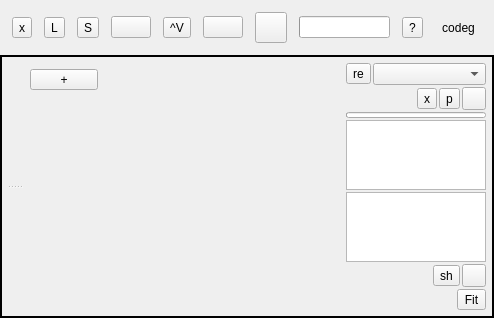
Above: src/Ui/AppWindow.ui from NikolayRag/codeg before the change. Below: the same form after it.
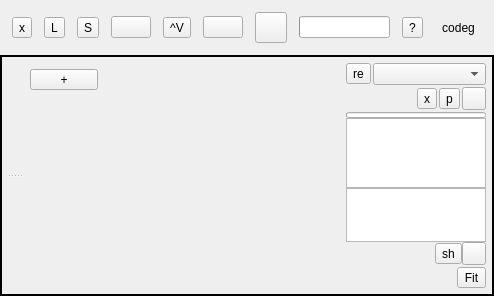
That is the form after the change. Icons and pictures are not drawn.

Patch:
```diff
--- a/src/Ui/AppWindow.ui
+++ b/src/Ui/AppWindow.ui
@@ -440,7 +440,7 @@
                    <widget class="QWidget" name="frameDispatch" native="true">
                     <layout class="QVBoxLayout" name="verticalLayout_7">
                      <property name="spacing">
-                      <number>2</number>
+                      <number>0</number>
                      </property>
                      <property name="leftMargin">
                       <number>0</number>
@@ -580,7 +580,7 @@
                        <property name="maximumSize">
                         <size>
                          <width>140</width>
-                         <height>72</height>
+                         <height>54</height>
                         </size>
                        </property>
                        <property name="frameShadow">
```
